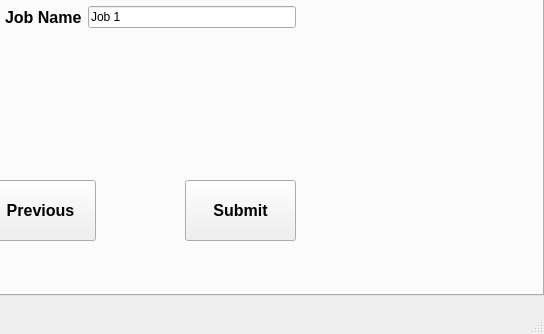
This is mainwindow.ui in abcucberkeley/PetaKit5D-GUI as Qt 5 draws it before an edit; both pictures show x 257 to 801 and y 266 to 600 of the 801 by 600 pixel window. The edited form follows.
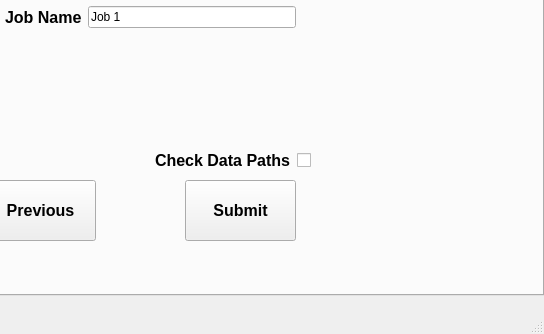
This is the edited form.

Commit message: Split submit settings function for better job submission

What changed in the file:
```diff
--- a/mainwindow.ui
+++ b/mainwindow.ui
@@ -2708,6 +2708,45 @@
        </item>
       </layout>
      </widget>
+     <widget class="QWidget" name="layoutWidget_9">
+      <property name="geometry">
+       <rect>
+        <x>410</x>
+        <y>390</y>
+        <width>171</width>
+        <height>21</height>
+       </rect>
+      </property>
+      <layout class="QHBoxLayout" name="horizontalLayout_52">
+       <item>
+        <widget class="QLabel" name="checkDataPathsLabel">
+         <property name="font">
+          <font>
+           <pointsize>12</pointsize>
+           <weight>75</weight>
+           <bold>true</bold>
+          </font>
+         </property>
+         <property name="text">
+          <string>Check Data Paths</string>
+         </property>
+        </widget>
+       </item>
+       <item>
+        <widget class="QCheckBox" name="checkDataPathsCheckBox">
+         <property name="autoFillBackground">
+          <bool>false</bool>
+         </property>
+         <property name="text">
+          <string/>
+         </property>
+         <property name="checked">
+          <bool>false</bool>
+         </property>
+        </widget>
+       </item>
+      </layout>
+     </widget>
     </widget>
     <widget class="QWidget" name="usefulTools">
      <attribute name="title">
```
The commit also changes 2 other files.
